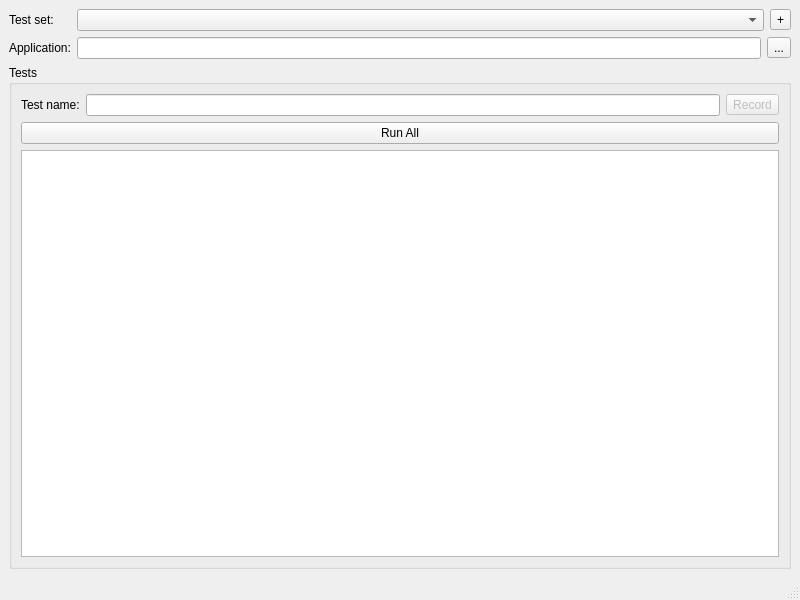
Qt form hooq/MainWindow.ui (bilke/hooq) before a commit.
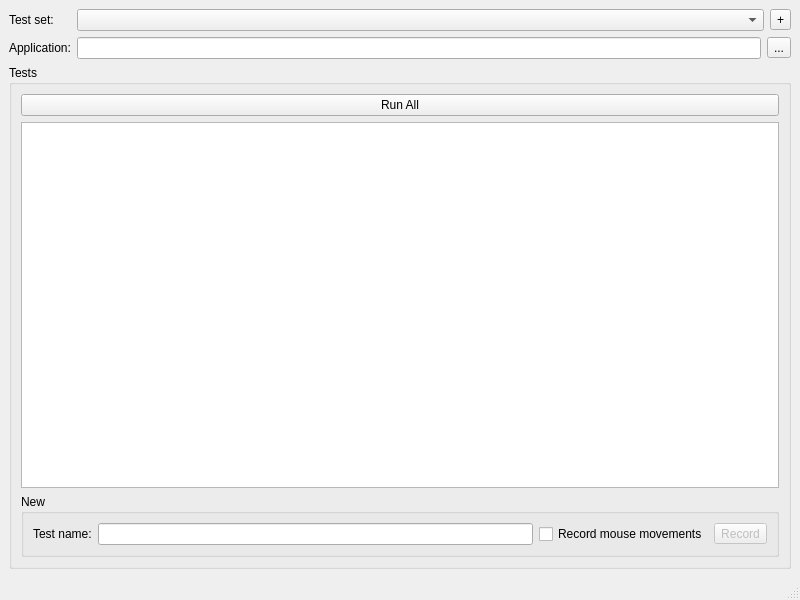
The same form after that commit.

Commit message: provide ability to skip mouse move events

Patch:
```diff
--- a/hooq/MainWindow.ui
+++ b/hooq/MainWindow.ui
@@ -80,30 +80,6 @@
        <string>Tests</string>
       </property>
       <layout class="QVBoxLayout" name="verticalLayout_2">
-       <item>
-        <layout class="QHBoxLayout" name="horizontalLayout_2">
-         <item>
-          <widget class="QLabel" name="label_3">
-           <property name="text">
-            <string>Test name:</string>
-           </property>
-          </widget>
-         </item>
-         <item>
-          <widget class="QLineEdit" name="m_testNameEdit"/>
-         </item>
-         <item>
-          <widget class="QToolButton" name="m_addTestButton">
-           <property name="enabled">
-            <bool>false</bool>
-           </property>
-           <property name="text">
-            <string>Record</string>
-           </property>
-          </widget>
-         </item>
-        </layout>
-       </item>
        <item>
         <widget class="QPushButton" name="m_runAllButton">
          <property name="text">
@@ -130,6 +106,46 @@
          </property>
         </widget>
        </item>
+       <item>
+        <widget class="QGroupBox" name="groupBox_2">
+         <property name="title">
+          <string>New</string>
+         </property>
+         <layout class="QVBoxLayout" name="verticalLayout_3">
+          <item>
+           <layout class="QHBoxLayout" name="horizontalLayout_2">
+            <item>
+             <widget class="QLabel" name="label_3">
+              <property name="text">
+               <string>Test name:</string>
+              </property>
+             </widget>
+            </item>
+            <item>
+             <widget class="QLineEdit" name="m_testNameEdit"/>
+            </item>
+            <item>
+             <widget class="QCheckBox" name="m_recordMouseMovements">
+              <property name="text">
+               <string>Record mouse movements</string>
+              </property>
+             </widget>
+            </item>
+            <item>
+             <widget class="QToolButton" name="m_addTestButton">
+              <property name="enabled">
+               <bool>false</bool>
+              </property>
+              <property name="text">
+               <string>Record</string>
+              </property>
+             </widget>
+            </item>
+           </layout>
+          </item>
+         </layout>
+        </widget>
+       </item>
       </layout>
      </widget>
     </item>
```
The commit also changes 6 other files.
